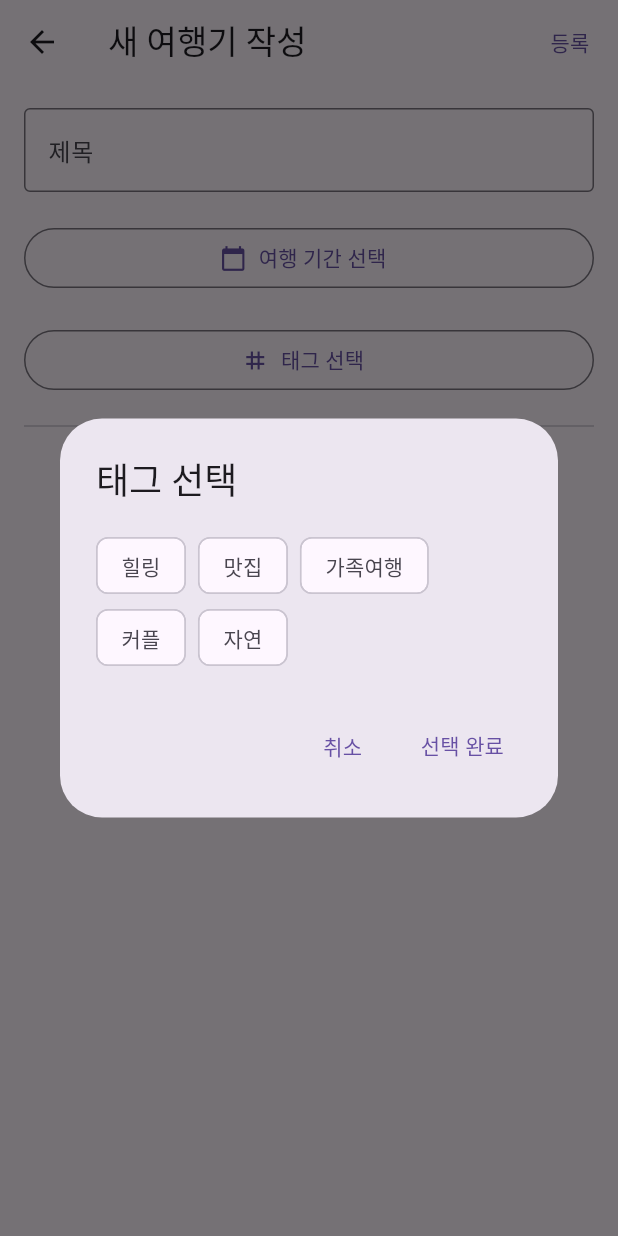
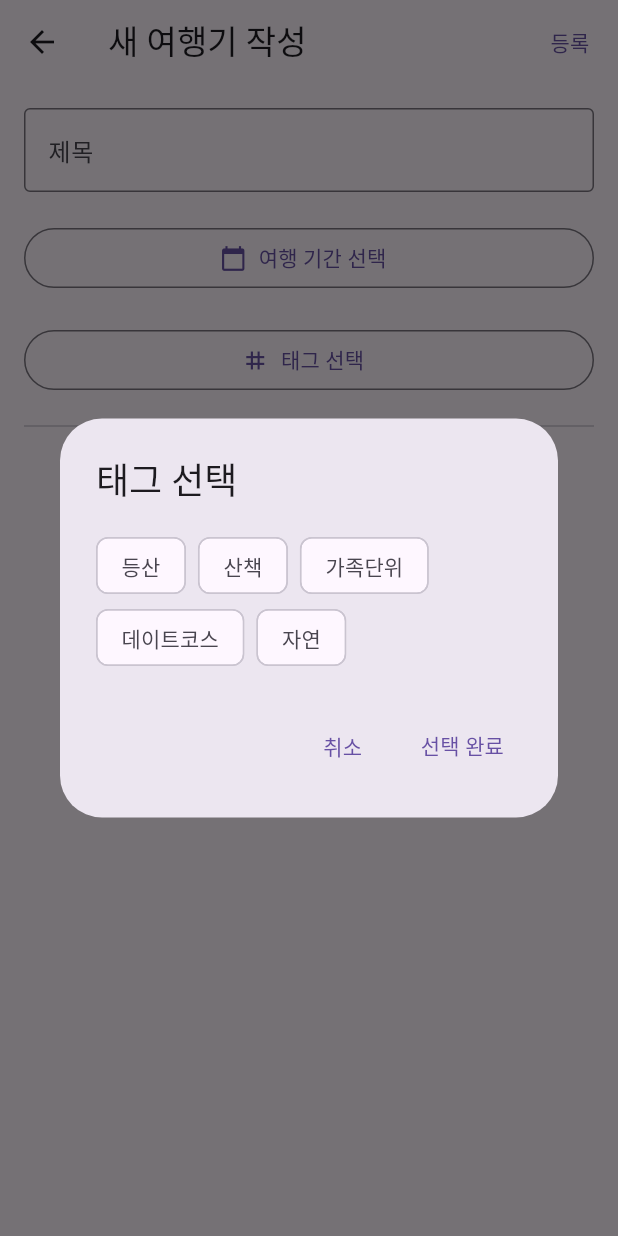
Before and after one commit to RecommendationForTravel/RecApp, a Flutter app: the FeedCreatePage screen opened directly, after a tap on "태그 선택", on a phone screen of 412 x 824 dp. Run offline on Flutter 3.47's test engine with Material 3 defaults, Android fonts, the phone set to English and light mode, and no system bars; our stand-ins replace flutter_secure_storage, table_calendar; missing offline and left inert: flutter_naver_map; accounts and stored records are empty; network calls fail.

Commit message:
태그리스트 api로 수정

```diff
--- a/lib/screens/feed/feed_create_page.dart
+++ b/lib/screens/feed/feed_create_page.dart
@@ -4,7 +4,6 @@ import 'package:intl/intl.dart';
 import 'package:rectrip/models/place_model.dart';
 import 'package:rectrip/screens/recommendation/place_search_page.dart';
 import 'package:rectrip/services/main_backend_api_service.dart';
-import 'package:rectrip/services/tag_service.dart';
 
 // 일자별 폼 데이터를 관리하기 위한 UI용 클래스
 class DailyLogForm {
@@ -38,11 +37,14 @@ class _FeedCreatePageState extends State<FeedCreatePage> {
   final Set<String> _selectedPostTags = {};
   List<String> _availableTags = [];
 
-  final List<String> _transportationOptions = ['버스', '지하철', '택시', '자차운전', '도보', '자전거'];
+  // 백엔드 enum과 동일한 목록
+  final List<String> _transportationOptions = [
+    'BUS', 'SUBWAY', 'TAXI', 'CAR', 'WALK', 'BICYCLE'
+  ];
   final List<String> _placeCategoryOptions = [
-    '카페', '음식점', '숙박', '관광명소', '공원',
-    '박물관', '쇼핑', '놀거리', '역사', '바다',
-    '산', '절', '기타'
+    'CAFE', 'RESTAURANT', 'ACCOMMODATION', 'TOURIST_ATTRACTION', 'PARK',
+    'MUSEUM', 'SHOPPING', 'ENTERTAINMENT', 'HISTORICAL_SITE', 'BEACH',
+    'MOUNTAIN', 'TEMPLE', 'ETC'
   ];
 
   @override
@@ -52,7 +54,7 @@ class _FeedCreatePageState extends State<FeedCreatePage> {
   }
 
   Future<void> _loadAvailableTags() async {
-    final tags = await TagService.loadTags();
+    final tags = await _apiService.getTagList();
     if (mounted) {
       setState(() => _availableTags = tags);
     }
--- a/lib/screens/feed_page.dart
+++ b/lib/screens/feed_page.dart
@@ -2,9 +2,6 @@ import 'package:flutter/material.dart';
 import 'package:rectrip/models/place_model.dart';
 import 'package:rectrip/screens/feed/feed_detail_page.dart';
 import 'package:rectrip/services/main_backend_api_service.dart';
-import 'package:intl/intl.dart';
-
-import '../services/tag_service.dart';
 
 // --- 데이터 모델 정의 (백엔드 DTO에 맞게 수정) ---
 class DailyLog {
@@ -166,13 +163,19 @@ class _FeedPageState extends State<FeedPage> {
 
 // --- 태그 필터 모달 표시 함수 수정 ---
   void _showTagFilterModal() async {
-    // TagService를 통해 CSV 파일에서 태그 목록을 비동기적으로 불러옵니다.
-    final allTags = await TagService.loadTags();
+    // MainBackendApiService를 통해 서버에서 태그 목록을 비동기적으로 불러옵니다.
+    final allTags = await _apiService.getTagList();
 
     showModalBottomSheet(
       context: context,
+      isScrollControlled: true, // 내용이 많아도 스크롤 가능하도록 설정
       builder: (context) {
         return StatefulBuilder(builder: (context, setModalState) {
+          return DraggableScrollableSheet(
+            expand: false,
+            initialChildSize: 0.6, // 모달의 초기 높이
+            maxChildSize: 0.9,     // 최대 높이
+            builder: (_, scrollController) {
               return Container(
                 padding: const EdgeInsets.all(16.0),
                 child: Column(
@@ -182,22 +185,18 @@ class _FeedPageState extends State<FeedPage> {
                     const SizedBox(height: 10),
                     Expanded(
                       child: SingleChildScrollView(
+                        controller: scrollController,
                         child: Wrap(
                           spacing: 8.0,
                           children: allTags.map((tag) {
-                        // 현재 선택된 태그인지 확인
                             final isSelected = _selectedTags.contains(tag);
                             return FilterChip(
                               label: Text(tag),
                               selected: isSelected,
                               onSelected: (selected) {
-                            // 단일 선택 로직: 하나를 선택하면 나머지는 선택 해제됨
+                                // 단일 선택 로직
                                 setModalState(() {
-                              if (selected) {
-                                _selectedTags = [tag];
-                              } else {
-                                _selectedTags = [];
-                              }
+                                  _selectedTags = selected ? [tag] : [];
                                 });
                               },
                             );
@@ -217,6 +216,8 @@ class _FeedPageState extends State<FeedPage> {
                     ),
                   ],
                 ),
+              );
+            },
           );
         });
       },
--- a/lib/screens/recommendation/survey_form_page.dart
+++ b/lib/screens/recommendation/survey_form_page.dart
@@ -5,7 +5,7 @@ import 'package:provider/provider.dart';
 import 'package:rectrip/providers/recommendation_provider.dart';
 import 'package:rectrip/screens/recommendation/recommendation_result_page.dart';
 import 'package:table_calendar/table_calendar.dart';
-import '../../services/tag_service.dart';
+import '../../services/main_backend_api_service.dart';
 import 'recommendation_place_selection_page.dart';
 
 class SurveyFormPage extends StatefulWidget {
@@ -41,8 +41,10 @@ class _SurveyFormPageState extends State<SurveyFormPage> {
     _loadAvailableTags();
   }
 
+  final _apiService = MainBackendApiService();
+
   Future<void> _loadAvailableTags() async {
-    final tags = await TagService.loadTags();
+    final tags = await _apiService.getTagList();
     setState(() {
       _availableTags = tags;
     });
--- a/lib/services/main_backend_api_service.dart
+++ b/lib/services/main_backend_api_service.dart
@@ -379,12 +379,35 @@ class MainBackendApiService {
     }
   }
 
-  // TODO: 백엔드 API가 준비되면 아래 함수들을 실제 API 호출로 변경
-  Future<List<String>> getAvailableTags() async {
-    await Future.delayed(Duration(milliseconds: 200));
-    return ['#힐링', '#바다', '#커플', '#낭만', '#맛집', '#도시', '#가족', '#자연']
-        .toSet()
-        .toList();
+  //태그 목록 가져오기
+  Future<List<String>> getTagList() async {
+    try {
+      final headers = await _getHeaders();
+      // 이 API는 인증이 필요 없을 수 있으므로, 기본 헤더만 사용합니다.
+      final response = await http.post(
+        Uri.parse('$_baseUrl/post/getTagList'),
+        headers: headers,
+      );
+
+      if (response.statusCode == 200) {
+        final List<dynamic> body = jsonDecode(utf8.decode(response.bodyBytes));
+
+        // --- 핵심 수정 부분: null 값을 안전하게 처리 ---
+        // 1. body 리스트의 각 요소를 순회합니다.
+        // 2. 각 요소가 null이 아니면 toString()으로 문자열로 변환합니다.
+        // 3. null인 요소는 이 과정에서 제외됩니다.
+        return body
+            .where((tag) => tag != null)
+            .map((tag) => tag.toString())
+            .toList();
+      } else {
+        throw Exception('태그 목록 로딩 실패: ${response.statusCode}');
+      }
+    } catch (e) {
+      print("getTagList 에러: $e");
+      // API 호출 실패 시, 비상용 기본 태그 목록 반환
+      return ['등산', '산책', '가족단위', '데이트코스', '자연'];
+    }
   }
 
   // Future<void> saveFeed(String feedId) async {
--- a/lib/services/tag_service.dart
+++ /dev/null
@@ -1,43 +0,0 @@
-import 'package:flutter/services.dart' show rootBundle;
-import 'package:csv/csv.dart';
-
-class TagService {
-  static List<String>? _cachedTags;
-
-  // assets 폴더의 CSV 파일에서 태그 목록을 불러오는 함수
-  static Future<List<String>> loadTags() async {
-    // 이미 로드된 태그가 있으면 캐시된 데이터를 반환하여 성능 향상
-    if (_cachedTags != null) {
-      return _cachedTags!;
-    }
-
-    try {
-      // 1. pubspec.yaml에 등록된 CSV 파일을 문자열로 읽어옵니다.
-      final rawCsv = await rootBundle.loadString('assets/travel_tags.csv');
-
-      // 2. CSV 문자열을 리스트 형태로 변환합니다.
-      final List<List<dynamic>> listData = const CsvToListConverter().convert(rawCsv);
-
-      if (listData.isEmpty) {
-        return [];
-      }
-
-      // 3. 2차원 리스트를 1차원 문자열 리스트로 변환하고, 데이터를 정제합니다.
-      final tags = listData
-          .skip(1) // 첫 번째 행(헤더)을 건너뜁니다.
-          .expand((row) => row) // 각 행을 하나의 리스트로 펼침
-          .map((tag) => tag.toString().trim()) // 각 태그의 공백 제거
-      // 비어있지 않고, 숫자만으로 이루어지지 않은 태그만 필터링
-          .where((tag) => tag.isNotEmpty && !RegExp(r'^\d+$').hasMatch(tag))
-          .toSet() // 중복 제거
-          .toList(); // 다시 리스트로 변환
-
-      _cachedTags = tags; // 결과를 캐시에 저장
-      return tags;
-    } catch (e) {
-      print("CSV 태그 로딩 중 오류 발생: $e");
-      // 파일 로딩 실패 시 기본 태그 목록 반환
-      return ['힐링', '맛집', '가족여행', '커플', '자연'];
-    }
-  }
-}
```
Lines whose indentation alone changed are shown as unchanged.
